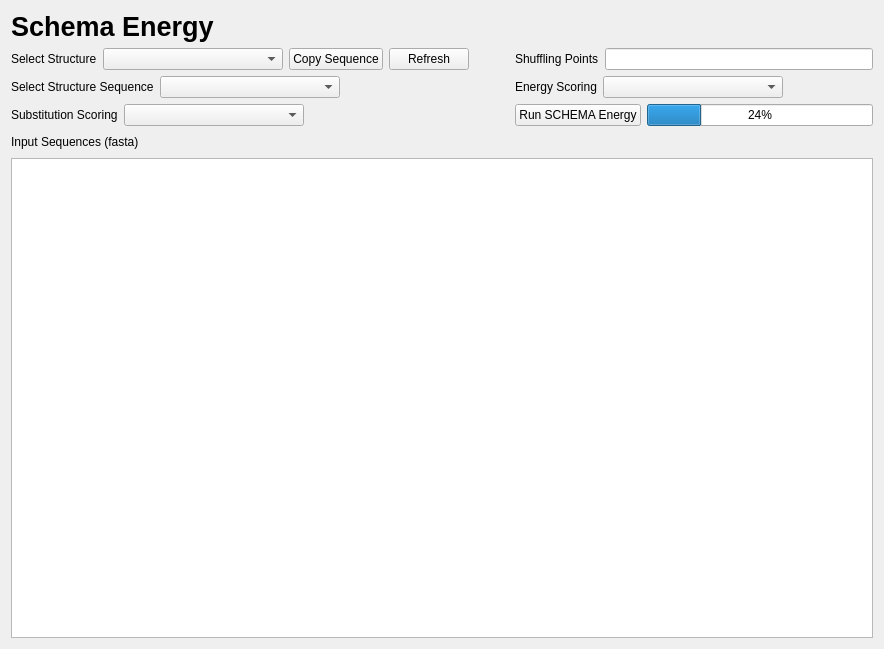
First picture: the form in cbr/schema/visual/SchemaEnergyRunner.ui, repository TUM-CBR/pymol-plugins, before the edit.
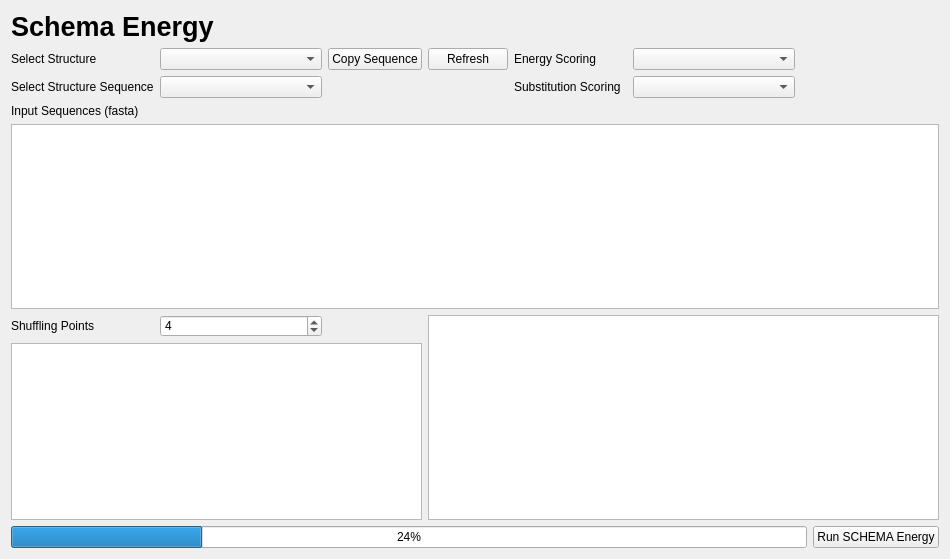
Second picture: the form after the edit.

Commit message: [SCHEMA] Allow providing specific shuffling points.

```diff
--- a/cbr/schema/visual/SchemaEnergyRunner.ui
+++ b/cbr/schema/visual/SchemaEnergyRunner.ui
@@ -6,8 +6,8 @@
    <rect>
     <x>0</x>
     <y>0</y>
-    <width>884</width>
-    <height>649</height>
+    <width>950</width>
+    <height>559</height>
    </rect>
   </property>
   <property name="windowTitle">
@@ -18,10 +18,48 @@
 	min-width: 150;
 }</string>
   </property>
-  <layout class="QVBoxLayout" name="verticalLayout_2">
-   <item>
-    <layout class="QHBoxLayout" name="horizontalLayout">
-     <item>
+  <layout class="QGridLayout" name="gridLayout" columnstretch="0,0,0,0,0,0,0,0,1,0,0">
+   <item row="1" column="6">
+    <widget class="QComboBox" name="energyScoringCombo">
+     <property name="minimumSize">
+      <size>
+       <width>152</width>
+       <height>0</height>
+      </size>
+     </property>
+    </widget>
+   </item>
+   <item row="2" column="6">
+    <widget class="QComboBox" name="substitutionSelector"/>
+   </item>
+   <item row="1" column="2">
+    <widget class="QPushButton" name="copySequenceButton">
+     <property name="text">
+      <string>Copy Sequence</string>
+     </property>
+    </widget>
+   </item>
+   <item row="1" column="8">
+    <spacer name="horizontalSpacer">
+     <property name="orientation">
+      <enum>Qt::Horizontal</enum>
+     </property>
+     <property name="sizeHint" stdset="0">
+      <size>
+       <width>40</width>
+       <height>20</height>
+      </size>
+     </property>
+    </spacer>
+   </item>
+   <item row="1" column="0">
+    <widget class="QLabel" name="label_2">
+     <property name="text">
+      <string>Select Structure</string>
+     </property>
+    </widget>
+   </item>
+   <item row="0" column="0" colspan="4">
       <widget class="QLabel" name="label">
        <property name="font">
         <font>
@@ -34,230 +72,116 @@
        </property>
       </widget>
      </item>
-     <item>
-      <spacer name="horizontalSpacer">
-       <property name="orientation">
-        <enum>Qt::Horizontal</enum>
-       </property>
-       <property name="sizeHint" stdset="0">
-        <size>
-         <width>40</width>
-         <height>20</height>
-        </size>
-       </property>
-      </spacer>
-     </item>
-    </layout>
-   </item>
-   <item>
-    <layout class="QGridLayout" name="gridLayout">
-     <item row="0" column="0">
-      <layout class="QHBoxLayout" name="horizontalLayout_2">
-       <item>
-        <widget class="QLabel" name="label_2">
-         <property name="text">
-          <string>Select Structure</string>
-         </property>
-        </widget>
-       </item>
-       <item>
-        <widget class="QComboBox" name="structuresCombo">
-         <property name="minimumSize">
-          <size>
-           <width>152</width>
-           <height>0</height>
-          </size>
-         </property>
-        </widget>
-       </item>
-       <item>
-        <widget class="QPushButton" name="copySequenceButton">
-         <property name="text">
-          <string>Copy Sequence</string>
-         </property>
-        </widget>
-       </item>
-       <item>
-        <widget class="QPushButton" name="refreshStructuresButton">
-         <property name="text">
-          <string>Refresh</string>
-         </property>
-        </widget>
-       </item>
-       <item>
-        <spacer name="horizontalSpacer_2">
-         <property name="orientation">
-          <enum>Qt::Horizontal</enum>
-         </property>
-         <property name="sizeHint" stdset="0">
-          <size>
-           <width>40</width>
-           <height>20</height>
-          </size>
-         </property>
-        </spacer>
-       </item>
-      </layout>
-     </item>
-     <item row="0" column="1">
-      <layout class="QHBoxLayout" name="horizontalLayout_6">
-       <item>
-        <widget class="QLabel" name="label_5">
-         <property name="text">
-          <string>Shuffling Points</string>
-         </property>
-        </widget>
-       </item>
-       <item>
-        <widget class="QLineEdit" name="shufflingPointsEdit"/>
-       </item>
-      </layout>
-     </item>
-     <item row="1" column="0">
-      <layout class="QHBoxLayout" name="horizontalLayout_4">
-       <item>
-        <widget class="QLabel" name="label_4">
-         <property name="text">
-          <string>Select Structure Sequence</string>
-         </property>
-        </widget>
-       </item>
-       <item>
-        <widget class="QComboBox" name="structureSequenceCombo">
-         <property name="minimumSize">
-          <size>
-           <width>152</width>
-           <height>0</height>
-          </size>
-         </property>
-        </widget>
-       </item>
-       <item>
-        <spacer name="horizontalSpacer_4">
-         <property name="orientation">
-          <enum>Qt::Horizontal</enum>
-         </property>
-         <property name="sizeHint" stdset="0">
-          <size>
-           <width>40</width>
-           <height>20</height>
-          </size>
-         </property>
-        </spacer>
-       </item>
-      </layout>
-     </item>
-     <item row="1" column="1">
-      <layout class="QHBoxLayout" name="horizontalLayout_7">
-       <item>
+   <item row="1" column="4">
         <widget class="QLabel" name="label_6">
          <property name="text">
           <string>Energy Scoring</string>
          </property>
         </widget>
        </item>
-       <item>
-        <widget class="QComboBox" name="energyScoringCombo">
-         <property name="minimumSize">
-          <size>
-           <width>152</width>
-           <height>0</height>
-          </size>
-         </property>
-        </widget>
-       </item>
-       <item>
-        <spacer name="horizontalSpacer_5">
-         <property name="orientation">
-          <enum>Qt::Horizontal</enum>
-         </property>
-         <property name="sizeHint" stdset="0">
-          <size>
-           <width>40</width>
-           <height>20</height>
-          </size>
-         </property>
-        </spacer>
-       </item>
-      </layout>
-     </item>
-     <item row="2" column="0">
-      <layout class="QHBoxLayout" name="horizontalLayout_8">
-       <item>
+   <item row="7" column="0" rowspan="2" colspan="3">
+    <widget class="QTableView" name="shufflingPointsTable"/>
+   </item>
+   <item row="2" column="4">
         <widget class="QLabel" name="label_7">
          <property name="text">
           <string>Substitution Scoring</string>
          </property>
         </widget>
        </item>
-       <item>
-        <widget class="QComboBox" name="substitutionSelector"/>
-       </item>
-       <item>
-        <spacer name="horizontalSpacer_6">
-         <property name="orientation">
-          <enum>Qt::Horizontal</enum>
-         </property>
-         <property name="sizeHint" stdset="0">
+   <item row="4" column="0" colspan="3">
+    <widget class="QLabel" name="label_3">
+     <property name="text">
+      <string>Input Sequences (fasta)</string>
+     </property>
+    </widget>
+   </item>
+   <item row="1" column="1">
+    <widget class="QComboBox" name="structuresCombo">
+     <property name="minimumSize">
           <size>
-           <width>40</width>
-           <height>20</height>
-          </size>
-         </property>
-        </spacer>
-       </item>
-      </layout>
+       <width>152</width>
+       <height>0</height>
+      </size>
+     </property>
+    </widget>
      </item>
      <item row="2" column="1">
-      <layout class="QHBoxLayout" name="horizontalLayout_5">
-       <item>
+    <widget class="QComboBox" name="structureSequenceCombo">
+     <property name="minimumSize">
+      <size>
+       <width>152</width>
+       <height>0</height>
+      </size>
+     </property>
+    </widget>
+   </item>
+   <item row="1" column="3">
+    <widget class="QPushButton" name="refreshStructuresButton">
+     <property name="text">
+      <string>Refresh</string>
+     </property>
+    </widget>
+   </item>
+   <item row="2" column="0">
+    <widget class="QLabel" name="label_4">
+     <property name="text">
+      <string>Select Structure Sequence</string>
+     </property>
+    </widget>
+   </item>
+   <item row="1" column="10">
+    <spacer name="horizontalSpacer_2">
+     <property name="orientation">
+      <enum>Qt::Horizontal</enum>
+     </property>
+     <property name="sizeHint" stdset="0">
+      <size>
+       <width>40</width>
+       <height>20</height>
+      </size>
+     </property>
+    </spacer>
+   </item>
+   <item row="9" column="9" colspan="2">
         <widget class="QPushButton" name="runSchemaEnergyButton">
          <property name="text">
           <string>Run SCHEMA Energy</string>
          </property>
         </widget>
        </item>
-       <item>
+   <item row="6" column="3" rowspan="3" colspan="8">
+    <widget class="QTableView" name="sequencesTable"/>
+   </item>
+   <item row="5" column="0" colspan="11">
+    <widget class="QPlainTextEdit" name="fastaTextEdit"/>
+   </item>
+   <item row="9" column="0" colspan="9">
         <widget class="QProgressBar" name="schemaProgress">
          <property name="value">
           <number>24</number>
          </property>
         </widget>
        </item>
-      </layout>
-     </item>
-    </layout>
-   </item>
-   <item>
-    <layout class="QVBoxLayout" name="verticalLayout">
-     <item>
-      <layout class="QHBoxLayout" name="horizontalLayout_3">
-       <item>
-        <widget class="QLabel" name="label_3">
+   <item row="6" column="0">
+    <widget class="QLabel" name="label_5">
          <property name="text">
-          <string>Input Sequences (fasta)</string>
+      <string>Shuffling Points</string>
          </property>
         </widget>
        </item>
-       <item>
-        <spacer name="horizontalSpacer_3">
-         <property name="orientation">
-          <enum>Qt::Horizontal</enum>
-         </property>
-         <property name="sizeHint" stdset="0">
-          <size>
-           <width>40</width>
-           <height>20</height>
-          </size>
-         </property>
-        </spacer>
-       </item>
-      </layout>
-     </item>
-     <item>
-      <widget class="QPlainTextEdit" name="fastaTextEdit"/>
-     </item>
-    </layout>
+   <item row="6" column="1">
+    <widget class="QSpinBox" name="shufflingPointBox">
+     <property name="minimum">
+      <number>2</number>
+     </property>
+     <property name="maximum">
+      <number>10</number>
+     </property>
+     <property name="value">
+      <number>4</number>
+     </property>
+    </widget>
    </item>
   </layout>
  </widget>
```
Lines whose indentation alone changed are shown as unchanged. The commit also changes 11 other files.
